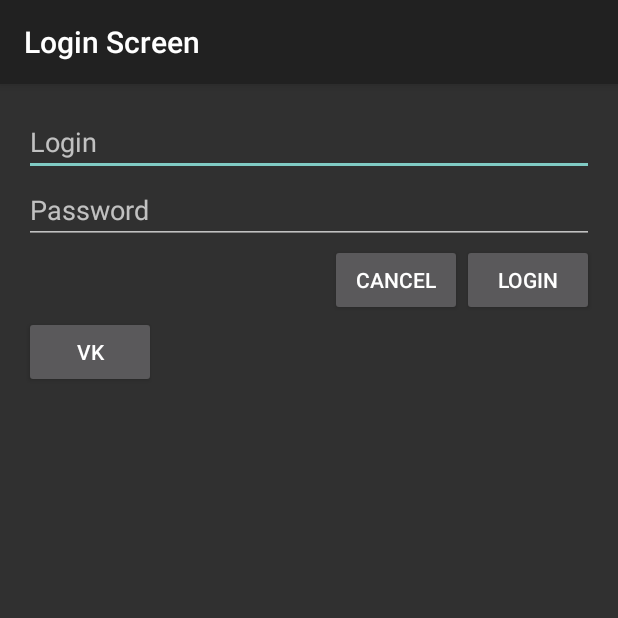
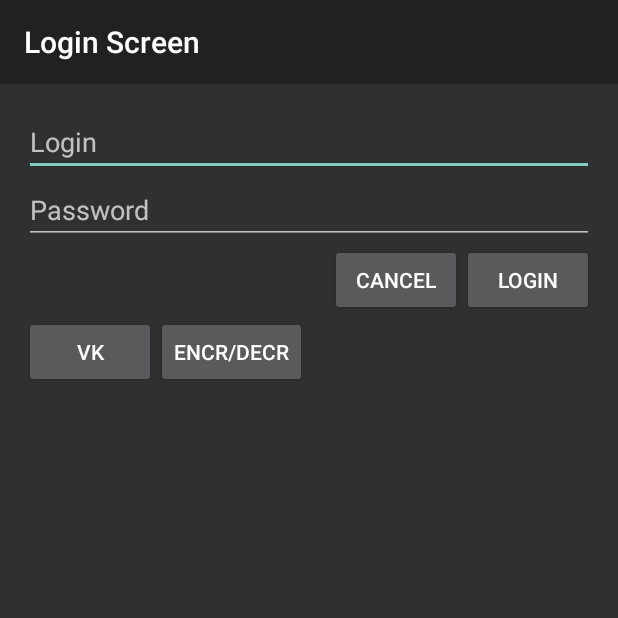
Before and after one commit to IstiN/android_training_2014, an Android app: the screen it shows after launch (LoginActivity), on a phone screen of 412 x 824 dp, the top half of it. Run offline under Robolectric (Android 15) with nearby library versions, the phone set to English and light mode, and no system bars.

Commit message:
secure id encr/decr

```diff
--- a/task_manager/app/build.gradle
+++ b/task_manager/app/build.gradle
@@ -2,7 +2,7 @@ apply plugin: 'com.android.application'
 
 android {
     compileSdkVersion 21
-    buildToolsVersion "20.0.0"
+    buildToolsVersion "21.0.2"
 
     defaultConfig {
         applicationId "com.epam.training.taskmanager"
--- a/task_manager/app/src/main/java/com/epam/training/taskmanager/MainActivity.java
+++ b/task_manager/app/src/main/java/com/epam/training/taskmanager/MainActivity.java
@@ -13,6 +13,7 @@ import android.support.v4.content.CursorLoader;
 import android.support.v4.content.Loader;
 import android.support.v4.widget.SwipeRefreshLayout;
 import android.support.v7.app.ActionBarActivity;
+import android.text.Html;
 import android.view.View;
 import android.view.ViewGroup;
 import android.widget.AbsListView;
@@ -126,7 +127,9 @@ public class MainActivity extends ActionBarActivity implements DataManager.Callb
                     TextView textView1 = (TextView) convertView.findViewById(android.R.id.text1);
                     textView1.setText(item.getTitle());
                     TextView textView2 = (TextView) convertView.findViewById(android.R.id.text2);
-                    textView2.setText(item.getContent());
+                    //TODO convert to Spanned in the background thread
+                    CharSequence text = Html.fromHtml(item.getContent() + " <b>bold</b>");
+                    textView2.setText(text, TextView.BufferType.SPANNABLE);
                     convertView.setTag(item.getId());
                     return convertView;
                 }
--- a/task_manager/app/src/main/res/layout/activity_login.xml
+++ b/task_manager/app/src/main/res/layout/activity_login.xml
@@ -26,6 +26,7 @@
             android:hint="Password"
             android:inputType="textPassword"
             android:layout_height="wrap_content" />
+
     </LinearLayout>
 
     <Button
@@ -36,6 +37,7 @@
         android:layout_height="wrap_content"
         android:text="Login"
         android:onClick="onLoginClick"/>
+
     <Button
         android:id="@+id/cancel_btn"
         android:layout_toLeftOf="@id/login_btn"
@@ -48,11 +50,18 @@
     <LinearLayout
         android:layout_below="@id/cancel_btn"
         android:layout_width="match_parent"
-        android:layout_height="wrap_content">
+        android:layout_height="wrap_content"
+        android:orientation="horizontal">
         <Button
             android:layout_width="wrap_content"
             android:layout_height="wrap_content"
             android:onClick="onVkAuthClick"
             android:text="VK"/>
+
+        <Button
+            android:layout_width="wrap_content"
+            android:layout_height="wrap_content"
+            android:text="Encr/Decr"
+            android:onClick="onEncrDecrClick"/>
     </LinearLayout>
 </RelativeLayout>
```
Also changed, not shown: task_manager/app/src/main/java/com/epam/training/taskmanager/LoginActivity.java (+26 -0 lines), task_manager/app/src/main/java/com/epam/training/taskmanager/auth/secure/EncrManager.java (added, +59 -0 lines).
